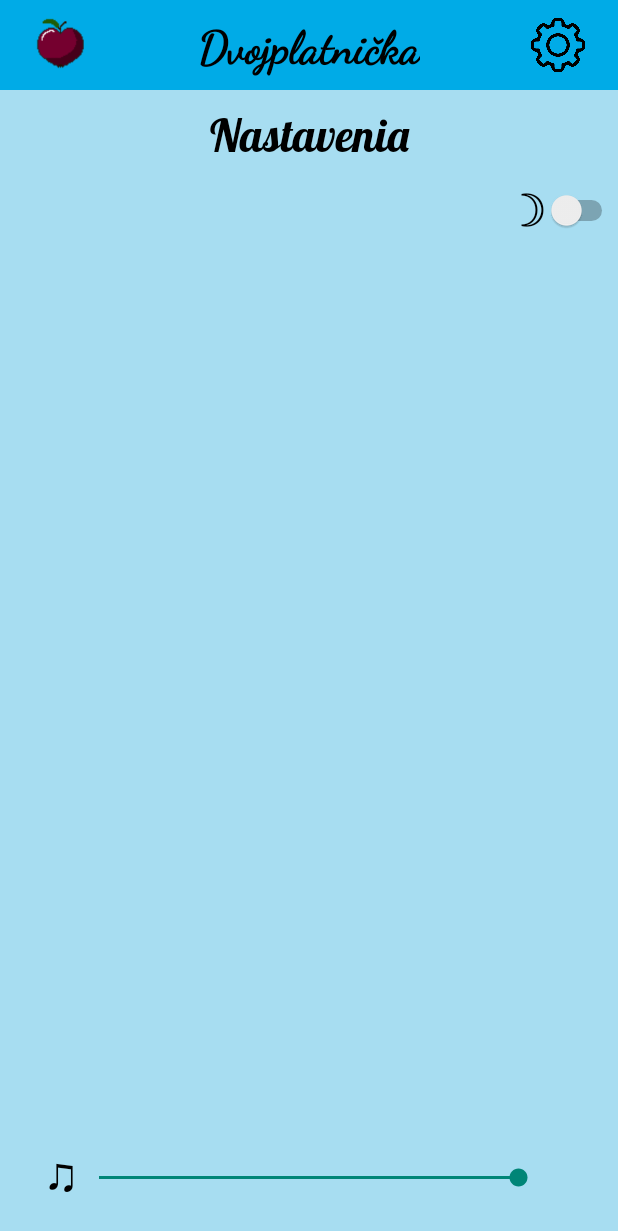
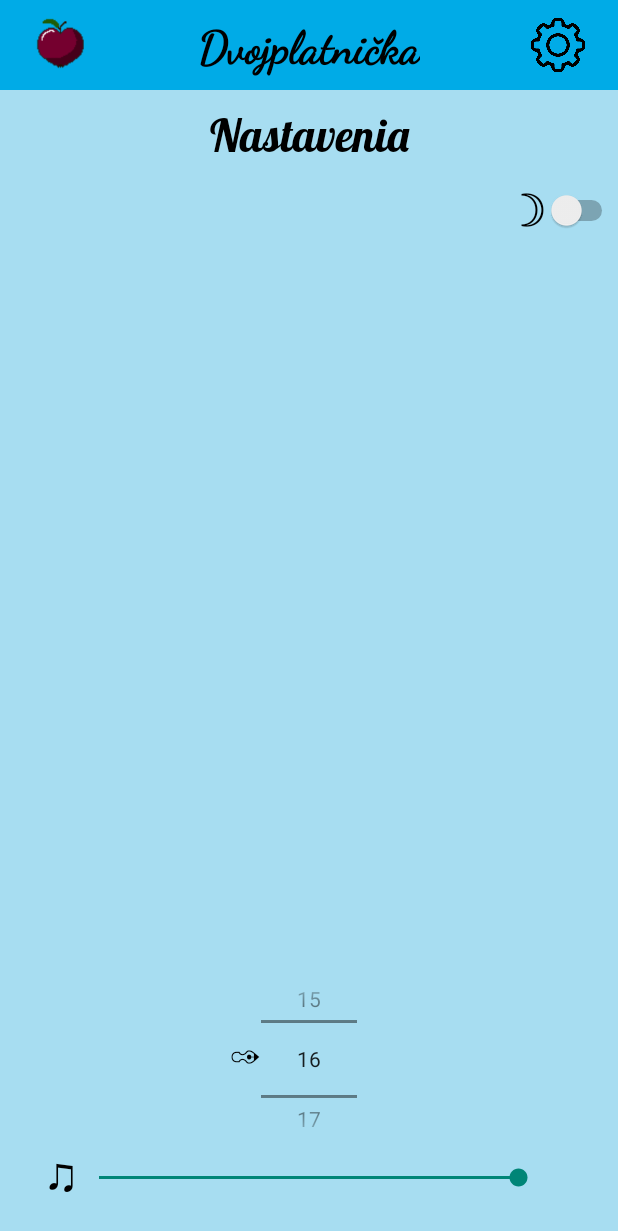
Before and after one commit to MarekDieska/Intrakove_recepty_z_lasky, an Android app: the screen it shows after launch (MainActivity), after a tap on "showLiked", on a phone screen of 412 x 824 dp. Shown: the top 1231 px of the screen. Run offline under Robolectric (Android 15) with nearby library versions, the phone set to English and light mode, and no system bars; libraries missing offline, so code that uses them is left out: com.google.android.exoplayer2; plain views replace PlayerView; 14 statements that could not run were skipped.

Commit message:
fontsize nastavenie

```diff
--- a/Dvojplatnicka/app/src/main/java/com/example/dvojplatnicka/MainActivity.java
+++ b/Dvojplatnicka/app/src/main/java/com/example/dvojplatnicka/MainActivity.java
@@ -9,6 +9,7 @@ import android.view.View;
 import android.widget.Button;
 import android.widget.GridLayout;
 import android.widget.ImageButton;
+import android.widget.NumberPicker;
 import android.widget.RelativeLayout;
 import android.widget.ScrollView;
 import android.widget.SeekBar;
@@ -36,7 +37,10 @@ public class MainActivity extends AppCompatActivity implements Adapter.OnItemCli
     private static final String PREFS_NAME = "MyPrefs";
     private static final String KEY_SHOPPING_LIST = "shopping_list";
 
-
+    private static final String FONTPREF_NAME = "FontSizePrefs";
+    private static final String FONT_SIZE_KEY = "fontSize";
+    private SharedPreferences fontsizePreferences;
+    private NumberPicker fontsizePicker;
     private SeekBar volumeSeekBar;
     private SharedPreferences volumePreferences;
     private static final String PREF_NAME = "VolumePrefs";
@@ -139,6 +143,7 @@ public class MainActivity extends AppCompatActivity implements Adapter.OnItemCli
             }
         });
 
+        fontsizePicker = findViewById(R.id.fontsize_picker);
         itemMenu = findViewById(R.id.item_menu);
         shoppingEditText = findViewById(R.id.shopping_edit_text);
         shoppingMenu = findViewById(R.id.shopping_menu);
@@ -169,6 +174,26 @@ public class MainActivity extends AppCompatActivity implements Adapter.OnItemCli
         shoppingListButton.setOnClickListener(this::shoppingListClick);
         confirmShoppingListButton.setOnClickListener(this::confirmShoppingListClick);
         removeShoppingListButton.setOnClickListener(this::removeShoppingListClick);
+
+        fontsizePreferences = getSharedPreferences(FONTPREF_NAME, MODE_PRIVATE);
+
+        int savedFontSize = fontsizePreferences.getInt(FONT_SIZE_KEY, 16);
+        recipeText.setTextSize(savedFontSize);
+
+        fontsizePicker.setMaxValue(32);
+        fontsizePicker.setMinValue(11);
+
+        fontsizePicker.setValue(savedFontSize);  // Set current font size
+
+        // Change font size based on NumberPicker selection
+        fontsizePicker.setOnValueChangedListener((picker, oldVal, newVal) -> {
+            // Update the TextView with the new font size
+            recipeText.setTextSize(newVal);
+            // Save the new font size to SharedPreferences
+            SharedPreferences.Editor editor = fontsizePreferences.edit();
+            editor.putInt(FONT_SIZE_KEY, newVal);
+            editor.apply();
+        });
 
         themeSwitch.setChecked(isDarkTheme); // Set initial state based on current theme
         themeSwitch.setOnCheckedChangeListener((buttonView, isChecked) -> {
@@ -244,6 +269,8 @@ public class MainActivity extends AppCompatActivity implements Adapter.OnItemCli
             settings = true;
             shoppingListGrid.setVisibility(View.GONE);
             shoppingMenu.setVisibility(View.GONE);
+            itemMenu.setVisibility(View.GONE);
+            buttonBack.setVisibility(View.GONE);
         }
         else {
             mainView.setVisibility(View.VISIBLE);
--- a/Dvojplatnicka/app/src/main/res/layout/activity_main.xml
+++ b/Dvojplatnicka/app/src/main/res/layout/activity_main.xml
@@ -261,6 +261,29 @@
 
         </SeekBar>
 
+        <NumberPicker
+            android:layout_width="wrap_content"
+            android:layout_height="120dp"
+            android:id="@+id/fontsize_picker"
+            android:gravity="center_horizontal"
+            android:layout_marginBottom="10dp"
+            app:layout_constraintStart_toStartOf="@id/sound_bar"
+            app:layout_constraintEnd_toEndOf="@id/sound_bar"
+            app:layout_constraintBottom_toTopOf="@id/sound_bar">
+        </NumberPicker>
+
+        <TextView
+            android:layout_width="wrap_content"
+            android:layout_height="wrap_content"
+            android:textSize="20sp"
+            android:layout_marginBottom="60dp"
+            android:text="✑"
+            android:gravity="center_horizontal"
+            app:layout_constraintEnd_toStartOf="@id/fontsize_picker"
+            app:layout_constraintBottom_toTopOf="@id/sound_bar">
+
+        </TextView>
+
     </androidx.constraintlayout.widget.ConstraintLayout>
 
     <ScrollView
```
